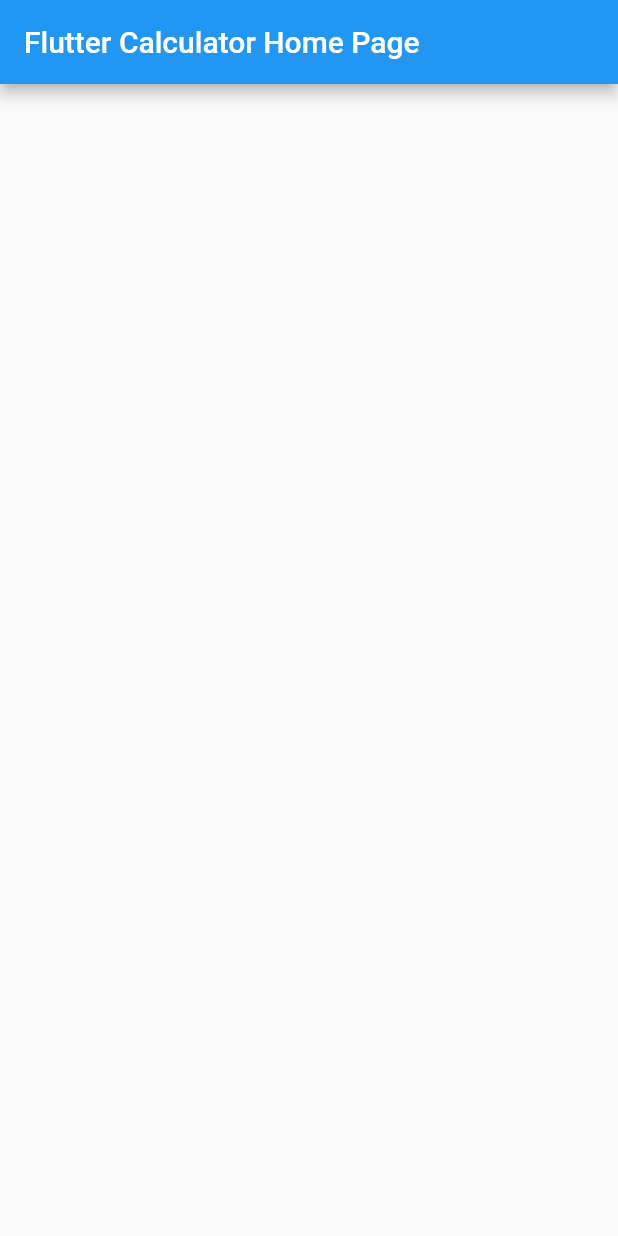
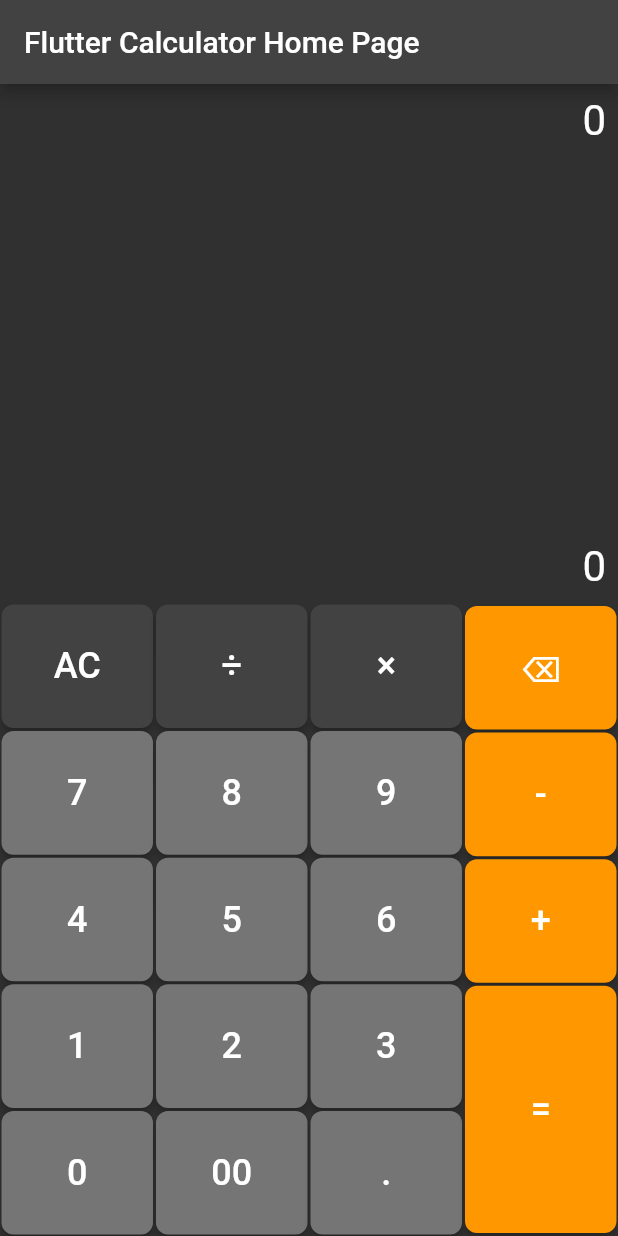
Before and after one commit to smok123780/flutter_calculator, a Flutter app: the screen it shows after launch, on a phone screen of 412 x 824 dp. Run offline on Flutter 3.47's test engine with Material 2 defaults, Android fonts, the phone set to English and light mode, and no system bars; our stand-ins replace math_expressions.

```diff
--- a/lib/main.dart
+++ b/lib/main.dart
@@ -1,4 +1,7 @@
 import 'package:flutter/material.dart';
+import 'package:flutter/widgets.dart';
+import 'package:flutter_calculator/text_containers.dart';
+import 'package:math_expressions/math_expressions.dart';
 
 void main() => runApp(MyApp());
 
@@ -25,13 +28,188 @@ class MyHomePage extends StatefulWidget {
 }
 
 class _MyHomePageState extends State<MyHomePage> {
+  final GlobalKey<ScaffoldState> _scaffoldKey = new GlobalKey<ScaffoldState>();
+
+  final snackBar = SnackBar(
+    content: Text('Too long!!!'),
+  );
+
+  String equation;
+  String result;
+  String expression;
+  bool resetEquation = false;
+
+  @override
+  void initState() {
+    super.initState();
+    equation = "0";
+    result = "0";
+  }
+
+  void _equation(String val) {
+    setState(() async {
+      if (resetEquation) {
+        equation = "0";
+        resetEquation = false;
+      }
+
+      switch (val) {
+        case "AC":
+          equation = "0";
+          result = "0";
+          return;
+        case "⌫":
+          equation = equation.substring(0, equation.length - 1);
+          if (equation == "") equation = "0";
+          return;
+        case "=":
+          expression = equation;
+          expression = expression.replaceAll("×", "*");
+          expression = expression.replaceAll("÷", "/");
+          try {
+            Parser p = Parser();
+            Expression exp = p.parse(expression);
+
+            ContextModel cm = ContextModel();
+            result = "${exp.evaluate(EvaluationType.REAL, cm)}";
+            resetEquation = true;
+          } catch (e) {
+            result = "Error";
+          }
+          return;
+        case "+":
+        case "-":
+        case "÷":
+        case "×":
+          if (equation.length == 1) {
+            equation = result + val;
+          } else
+            equation += val;
+          return;
+        case "0":
+          equation = val;
+          return;
+        default:
+          if (equation == "0")
+            equation = val;
+          else
+            equation += val;
+          return;
+      }
+    });
+  }
+
   @override
   Widget build(BuildContext context) {
     return Scaffold(
+      key: _scaffoldKey,
       appBar: AppBar(
+        backgroundColor: Colors.grey[800],
         title: Text(widget.title),
       ),
-      body: Center(),
+      backgroundColor: Colors.grey[850],
+      body: Column(
+        mainAxisAlignment: MainAxisAlignment.spaceBetween,
+        children: <Widget>[
+          Expanded(flex: 3, child: TextContainers(equation, 3)),
+          TextContainers(result, 1),
+          Row(
+            mainAxisAlignment: MainAxisAlignment.center,
+            children: <Widget>[
+              Container(
+                width: MediaQuery.of(context).size.width * 0.75,
+                child: Table(
+                  children: [
+                    TableRow(
+                      children: [
+                        _button("AC", Colors.grey[800]),
+                        _button("÷", Colors.grey[800]),
+                        _button("×", Colors.grey[800]),
+                      ],
+                    ),
+                    TableRow(
+                      children: [
+                        _button("7", Colors.grey[600]),
+                        _button("8", Colors.grey[600]),
+                        _button("9", Colors.grey[600]),
+                      ],
+                    ),
+                    TableRow(
+                      children: [
+                        _button("4", Colors.grey[600]),
+                        _button("5", Colors.grey[600]),
+                        _button("6", Colors.grey[600]),
+                      ],
+                    ),
+                    TableRow(
+                      children: [
+                        _button("1", Colors.grey[600]),
+                        _button("2", Colors.grey[600]),
+                        _button("3", Colors.grey[600]),
+                      ],
+                    ),
+                    TableRow(
+                      children: [
+                        _button("0", Colors.grey[600]),
+                        _button("00", Colors.grey[600]),
+                        _button(".", Colors.grey[600]),
+                      ],
+                    ),
+                  ],
+                ),
+              ),
+              Container(
+                width: MediaQuery.of(context).size.width * 0.25,
+                child: Table(
+                  children: [
+                    TableRow(
+                      children: [
+                        _button("⌫", Colors.orange),
+                      ],
+                    ),
+                    TableRow(
+                      children: [
+                        _button("-", Colors.orange),
+                      ],
+                    ),
+                    TableRow(
+                      children: [
+                        _button("+", Colors.orange),
+                      ],
+                    ),
+                    TableRow(
+                      children: [
+                        _button("=", Colors.orange, buttonHeight: 2),
+                      ],
+                    ),
+                  ],
+                ),
+              )
+            ],
+          ),
+        ],
+      ),
+    );
+  }
+
+  Widget _button(String buttonText, Color color, {double buttonHeight = 1
+//    , double buttonWidth = 1
+      }) {
+    return Padding(
+      padding: const EdgeInsets.all(1.0),
+      child: MaterialButton(
+        height: MediaQuery.of(context).size.height * 0.1 * buttonHeight,
+//        minWidth: MediaQuery.of(context).size.width * 0.1 * buttonWidth,
+        child: Text(
+          buttonText,
+          style: TextStyle(fontSize: 24, color: Colors.white),
+        ),
+        color: color,
+        shape: RoundedRectangleBorder(
+          borderRadius: BorderRadius.circular(8.0),
+        ),
+        onPressed: () => _equation(buttonText),
+      ),
     );
   }
 }
--- /dev/null
+++ b/lib/text_containers.dart
@@ -0,0 +1,24 @@
+import 'package:flutter/material.dart';
+
+class TextContainers extends StatelessWidget {
+  final String value;
+  final int maxLines;
+
+  TextContainers(this.value, this.maxLines);
+
+  @override
+  Widget build(BuildContext context) {
+    return Container(
+      width: double.infinity,
+      margin: EdgeInsets.all(8),
+      child: RichText(
+        text: TextSpan(
+          text: value,
+          style: TextStyle(color: Colors.white, fontSize: 28),
+        ),
+        textAlign: TextAlign.end,
+        maxLines: maxLines,
+      ),
+    );
+  }
+}
```
Also changed, not shown: pubspec.yaml (+5 -3 lines), pubspec.lock, 1 other file.
